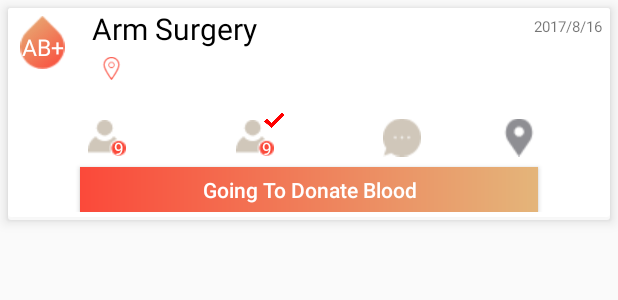
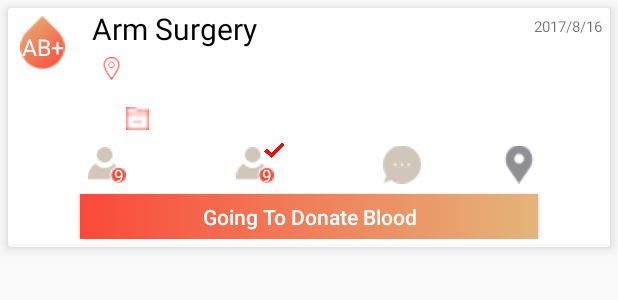
Before and after one commit to d7om7608/Wareed, an Android app: the layout emergency_view_holder.xml on its own in the app's theme, with its tools: preview values and no code run, on a phone screen of 412 x 824 dp. Shown: the top 300 px of the screen. Run offline under Robolectric (Android 15) with nearby library versions, the phone set to English and light mode, and no system bars.

Commit message:
add file number in view holder

```diff
--- a/app/src/main/java/com/example/d7om7/wareed/Main_status_adapter.java
+++ b/app/src/main/java/com/example/d7om7/wareed/Main_status_adapter.java
@@ -49,6 +49,7 @@ public class Main_status_adapter extends RecyclerView.Adapter<Main_status_adapte
         holder.countDone.setText("" + requestedBloodList.get(position).getCountOfdone());
         holder.bloodTyep.setText(" " + requestedBloodList.get(position).getBloodType());
         holder.cityAndHospital_textview.setText(requestedBloodList.get(position).getCityName()+" , "+requestedBloodList.get(position).getNameOfHospital());
+        holder.FileNumber.setText(requestedBloodList.get(position).getPatientFileNumber());
         Intent intent=new Intent();
 
         holder.BloodInfoLayout.setVisibility(View.GONE);
@@ -107,10 +108,12 @@ public class Main_status_adapter extends RecyclerView.Adapter<Main_status_adapte
         TextView bloodTyep;
         RelativeLayout BloodInfoLayout ;
         public boolean isExpanded = false ;
+        TextView FileNumber;
         ImageView imageViewNAV;
 
         public ViewHolder(View itemLayout) {
             super(itemLayout);
+            FileNumber = (TextView) itemLayout.findViewById(R.id.file_number);
             cityAndHospital_textview=(TextView)itemLayout.findViewById(R.id.cityAndHospital_textview);
             reasonOfRequest = (TextView) itemLayout.findViewById(R.id.reasonOfRequist);
             statusTime = (TextView) itemLayout.findViewById(R.id.statusTime);
--- a/app/src/main/res/layout/emergency_view_holder.xml
+++ b/app/src/main/res/layout/emergency_view_holder.xml
@@ -132,13 +132,32 @@
         <RelativeLayout
             android:layout_marginBottom="5dp"
             android:layout_width="match_parent"
-            android:layout_height="70dp"
+            android:layout_height="88dp"
             android:orientation="horizontal"
             android:id="@+id/relativeLayoutvis"
             android:layout_marginLeft="5dp"
             android:layout_marginRight="5dp"
             android:layout_below="@+id/relativeLayout2"
             android:layout_centerHorizontal="true">
+
+            <LinearLayout
+
+                android:layout_width="match_parent"
+                android:layout_height="15dp"
+                android:layout_alignEnd="@+id/imageViewNAV"
+                android:layout_toEndOf="@+id/countOfblood">
+                <ImageView
+                    android:layout_width="15dp"
+                    android:layout_height="15dp"
+                    android:src="@drawable/maskgroup5"
+                    android:layout_marginRight="5dp"/>
+
+                <TextView
+                    android:layout_width="match_parent"
+                    android:id="@+id/file_number"
+                    android:layout_height="match_parent" />
+
+            </LinearLayout>
 
             <ImageView
                 android:id="@+id/countOfblood_pic"
@@ -156,7 +175,7 @@
                 android:text="9"
                 android:layout_marginLeft="17dp"
                 android:textSize="11sp"
-                android:layout_marginTop="20dp"
+                android:layout_marginTop="38dp"
                 android:textColor="@color/white"
                 android:layout_alignStart="@+id/countOfblood_pic"
                 android:id="@+id/countOfblood"
@@ -178,7 +197,7 @@
                 android:text="9"
                 android:textSize="11sp"
                 android:layout_marginLeft="17dp"
-                android:layout_marginTop="20dp"
+                android:layout_marginTop="38dp"
                 android:textColor="@color/white"
                 android:layout_alignStart="@+id/countDone_pic"
                 android:id="@+id/countDone" />
@@ -189,6 +208,7 @@
                 android:layout_marginLeft="18dp"
                 android:src="@drawable/check_sign"
                 android:id="@+id/imageView4"
+                android:layout_marginTop="20dp"
                 android:layout_alignStart="@+id/countDone_pic"
                 android:layout_toEndOf="@+id/countDone_pic" />
 
--- a/app/src/main/res/layout/nav_header_main.xml
+++ b/app/src/main/res/layout/nav_header_main.xml
@@ -7,7 +7,7 @@
     android:layout_height="150dp"
     android:layout_width="150dp"
     android:layout_margin="20dp"
-    android:background="@drawable/group184"
+    android:background="@drawable/user"
     android:theme="@style/ThemeOverlay.AppCompat.Dark"
     android:orientation="vertical">
 
```
Also changed, not shown: app/src/main/res/drawable/user.png (added).
